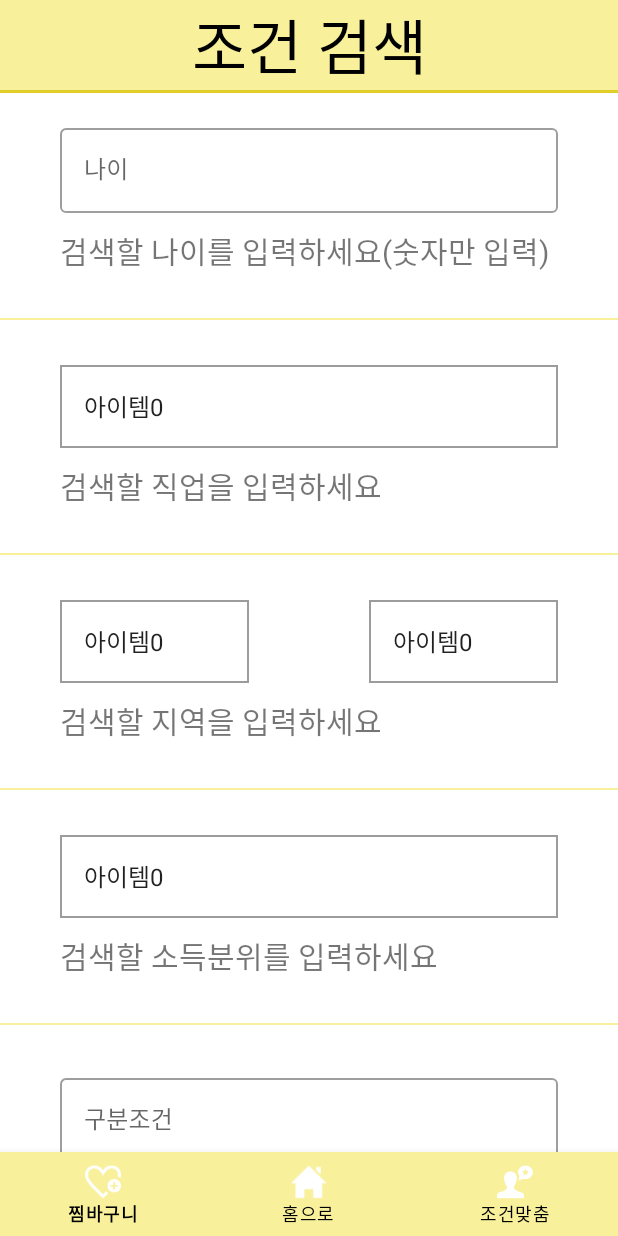
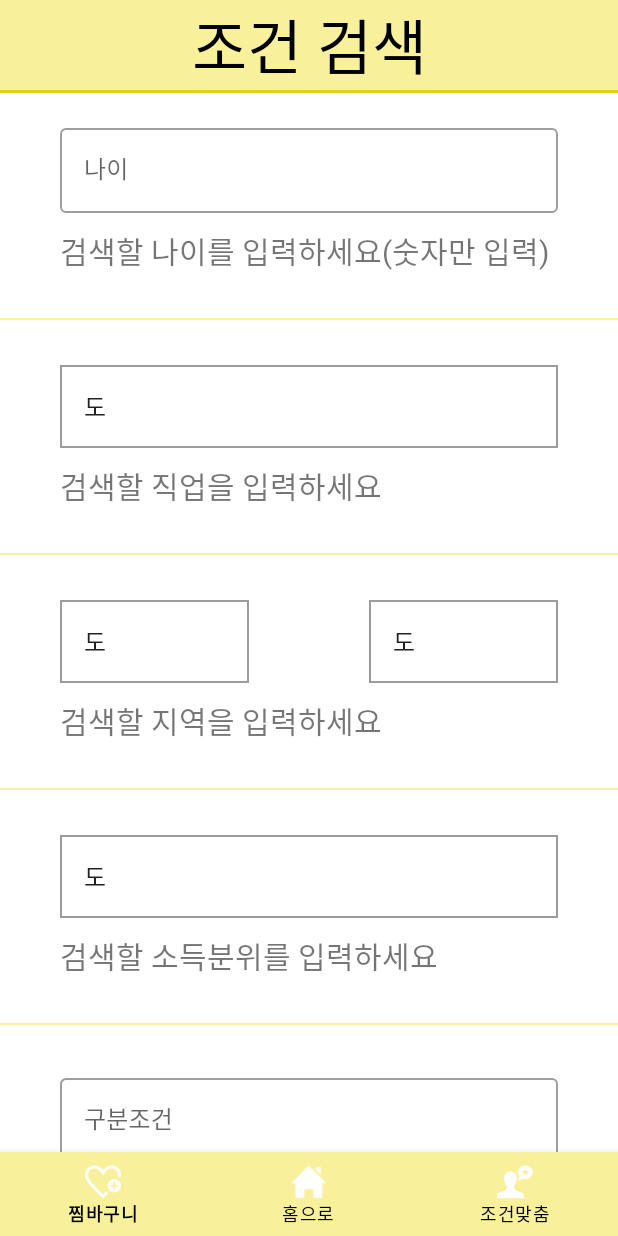
Before and after one commit to wjdwns/SSF, an Android app: the fragment search_setting_fragment placed in its activity, on a phone screen of 412 x 824 dp. Run offline under Robolectric (Android 15) with nearby library versions, the phone set to English and light mode, and no system bars.

Commit message:
spinner change

```diff
--- a/app/src/main/java/com/example/ssf/fragment/search_setting_fragment.kt
+++ b/app/src/main/java/com/example/ssf/fragment/search_setting_fragment.kt
@@ -44,8 +44,8 @@ class search_setting_fragment : Fragment() {
         inflater: LayoutInflater, container: ViewGroup?,
         savedInstanceState: Bundle?
     ): View? {
-        val items = resources.getStringArray(R.array.spinner_job)
-        val myAdapter = ArrayAdapter(requireContext(),android.R.layout.simple_list_item_1,items)
+        var items = resources.getStringArray(R.array.spinner_job)
+        var myAdapter = ArrayAdapter(requireContext(),android.R.layout.simple_list_item_1,items)
         val view = inflater.inflate(R.layout.fragment_search_setting_fragment,container,false)
         val spinner1 = view.findViewById<Spinner>(R.id.spinner1)
         spinner1.adapter = myAdapter
@@ -74,6 +74,8 @@ class search_setting_fragment : Fragment() {
 
             }
         }
+        items = resources.getStringArray(R.array.spinner_job)
+        myAdapter = ArrayAdapter(requireContext(),android.R.layout.simple_list_item_1,items)
         val spinner2 = view.findViewById<Spinner>(R.id.spinner2)
         spinner2.adapter = myAdapter
         spinner2.onItemSelectedListener = object : AdapterView.OnItemSelectedListener{
@@ -101,6 +103,8 @@ class search_setting_fragment : Fragment() {
 
             }
         }
+        items = resources.getStringArray(R.array.spinner_job)
+        myAdapter = ArrayAdapter(requireContext(),android.R.layout.simple_list_item_1,items)
         val spinner3 = view.findViewById<Spinner>(R.id.spinner3)
         spinner3.adapter = myAdapter
         spinner3.onItemSelectedListener = object : AdapterView.OnItemSelectedListener{
--- /dev/null
+++ b/app/src/main/res/values/spinner_ground.xml
@@ -0,0 +1,19 @@
+<?xml version="1.0" encoding="utf-8"?>
+<resources>
+    <string-array name="spinner_job">
+        <item>도</item>
+        <item>서울</item>
+        <item>경기도</item>
+        <item>강원도</item>
+        <item>충청북도</item>
+        <item>충청남도</item>
+        <item>경상북도</item>
+        <item>경상남도</item>
+        <item>전라북도</item>
+        <item>전라남도</item>
+        <item>제주도</item>
+
+
+
+    </string-array>
+</resources>
--- a/app/src/main/res/values/spinner_job.xml
+++ b/app/src/main/res/values/spinner_job.xml
@@ -1,10 +1,9 @@
 <?xml version="1.0" encoding="utf-8"?>
 <resources>
     <string-array name="spinner_job">
-        <item>아이템0</item>
-        <item>아이템1</item>
-        <item>아이템2</item>
-        <item>아이템3</item>
-        <item>아이템4</item>
+        <item>직업</item>
+        <item>대학생</item>
+        <item>직장인</item>
+        <item>그 외</item>
     </string-array>
 </resources>
```
